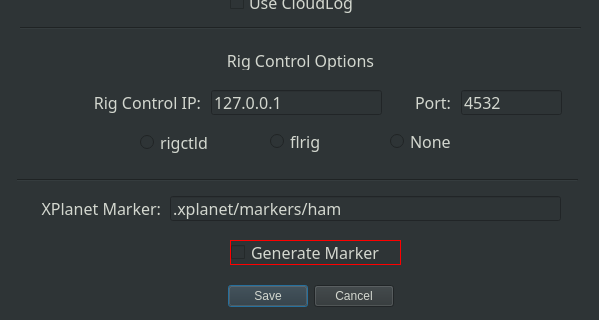
Above: settings.ui from mbridak/FieldDayLogger before the change; both pictures show x 0 to 599 and y 290 to 610 of the 599 by 610 pixel window. Below: the same form after it.
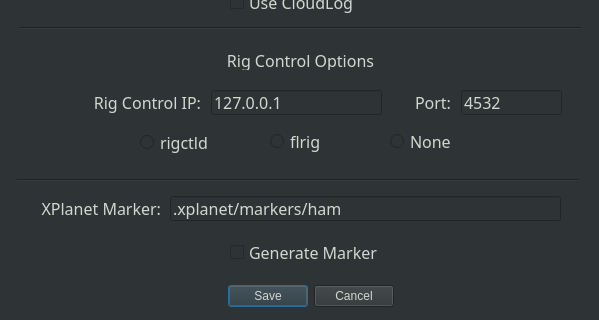
That is the form after the change.

Commit message: removed red border around checkboxes.

Patch:
```diff
--- a/settings.ui
+++ b/settings.ui
@@ -522,7 +522,7 @@
     </font>
    </property>
    <property name="styleSheet">
-    <string notr="true">border: 1px solid red;</string>
+    <string notr="true"/>
    </property>
    <property name="text">
     <string>Generate Marker</string>
```
